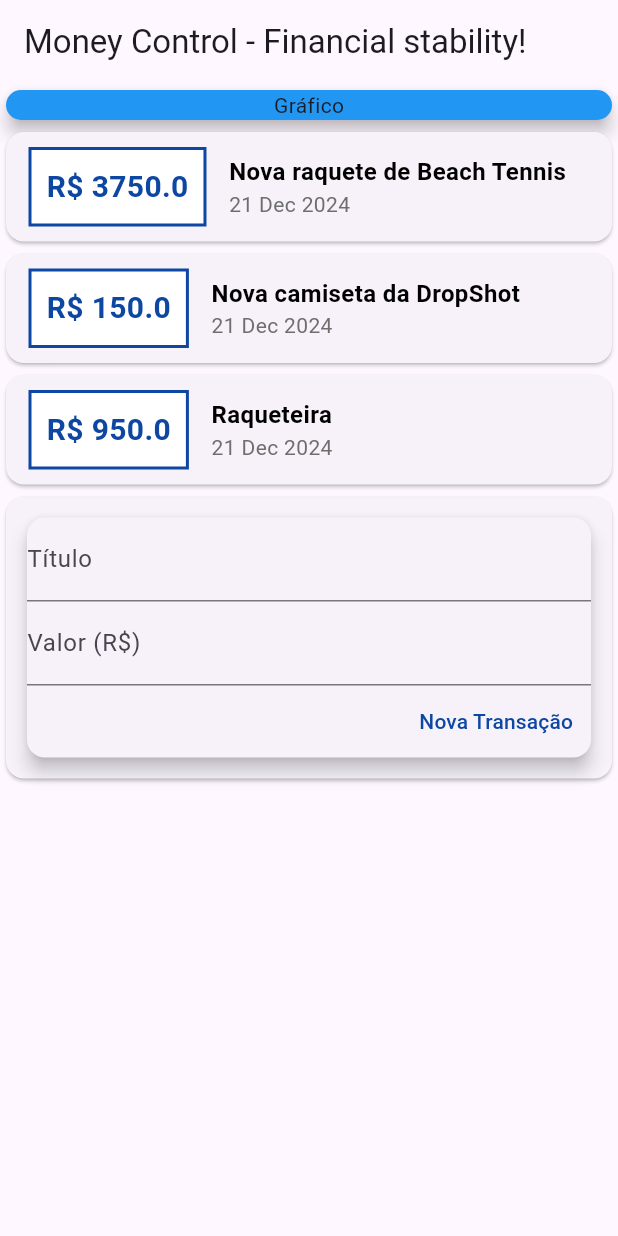
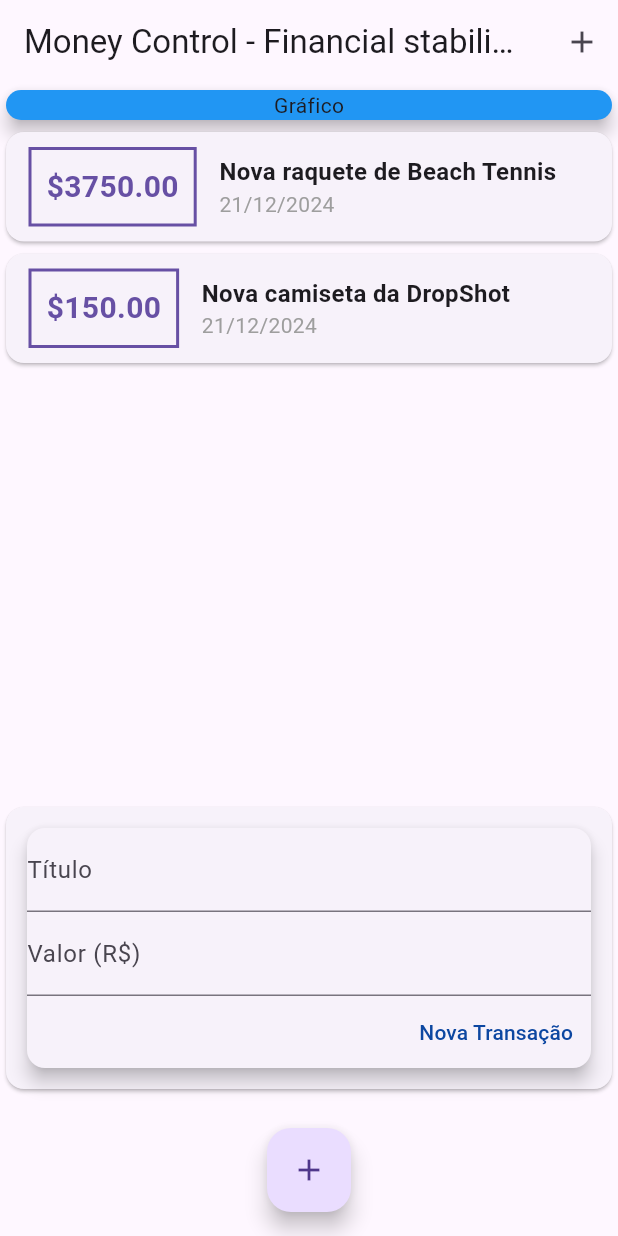
Before and after one commit to ottaviolucrii/moneyControl, a Flutter app: the screen it shows after launch, after a tap on "Nova Transação", on a phone screen of 412 x 824 dp. Run offline on Flutter 3.47's test engine with Material 3 defaults, Android fonts, the phone set to English and light mode, and no system bars.

Commit message:
Adicionando botoes, e arrumando teclados...

```diff
--- a/lib/components/transaction_form.dart
+++ b/lib/components/transaction_form.dart
@@ -1,10 +1,21 @@
 import 'package:flutter/material.dart';
 
-
 class TransactionForm extends StatelessWidget {
-
   final titleController = TextEditingController();
   final valueController = TextEditingController();
+
+  final void Function(String, double) onSubmit;
+
+  TransactionForm(this.onSubmit, {Key? key}) : super(key: key);
+
+  _submitForm() {
+    final title = titleController.text;
+    final value = double.tryParse(valueController.text) ?? 0.0;
+    if (title.isEmpty || value <= 0) {
+      return;
+    }
+    onSubmit(title, value);
+  }
 
   @override
   Widget build(BuildContext context) {
@@ -17,6 +28,7 @@ class TransactionForm extends StatelessWidget {
             children: <Widget>[
               TextField(
                 controller: titleController,
+                onSubmitted: (_) => _submitForm(),
                 cursorColor: Colors.blue[900],
                 decoration: InputDecoration(
                   labelText: 'Título',
@@ -24,6 +36,8 @@ class TransactionForm extends StatelessWidget {
               ),
               TextField(
                 controller: valueController,
+                keyboardType: TextInputType.numberWithOptions(decimal: true),
+                onSubmitted: (_) => _submitForm(),
                 decoration: InputDecoration(
                   labelText: 'Valor (R\$)',
                 ),
@@ -35,7 +49,7 @@ class TransactionForm extends StatelessWidget {
                     style: TextButton.styleFrom(
                       foregroundColor: Colors.blue[900],
                     ),
-                    onPressed: () {},
+                    onPressed: _submitForm,
                     child: Text('Nova Transação'),
                   ),
                 ],
--- a/lib/components/transaction_user.dart
+++ b/lib/components/transaction_user.dart
@@ -1,3 +1,5 @@
+import 'dart:math';
+
 import 'package:flutter/material.dart';
 import './trasactions_list.dart';
 import './transaction_form.dart';
@@ -25,21 +27,27 @@ class _TransactionUserState extends State<TransactionUser> {
       value: 150.00,
       date: DateTime.now(),
     ),
-    Transaction(
-      id: 't3',
-      title: 'Raqueteira',
-      value: 950.00,
+  ];
+
+  _addTransaction(String title, double value) {
+    final newTransaction = Transaction(
+      id: Random().nextDouble().toString(),
+      title: title,
+      value: value,
       date: DateTime.now(),
-    ),
-  ];
+    );
+
+    setState(() {
+      _transactions.add(newTransaction);
+    });
+  }
 
   @override
   Widget build(BuildContext context) {
     return Column(
-      crossAxisAlignment: CrossAxisAlignment.stretch,
       children: <Widget>[
         TransactionList(_transactions),
-        TransactionForm(),
+        TransactionForm(_addTransaction),
       ],
     );
   }
--- a/lib/components/trasactions_list.dart
+++ b/lib/components/trasactions_list.dart
@@ -3,14 +3,15 @@ import 'package:money_control/transaction.dart';
 import 'package:intl/intl.dart';
 
 class TransactionList extends StatelessWidget {
-
-  final List <Transaction> transactions;
+  final List<Transaction> transactions;
 
   const TransactionList(this.transactions, {super.key});
 
   @override
   Widget build(BuildContext context) {
-    return Column(
+    return Container(
+      height: 450,
+      child: ListView(
         children: transactions.map((tr) {
           return Card(
             child: Row(
@@ -21,37 +22,35 @@ class TransactionList extends StatelessWidget {
                     vertical: 10,
                   ),
                   decoration: BoxDecoration(
-                        color: Colors.white,
                     border: Border.all(
-                          color: Colors.blue[900] ?? Colors.blue,
+                      color: Theme.of(context).primaryColor,
                       width: 2,
                     ),
                   ),
                   padding: EdgeInsets.all(10),
                   child: Text(
-                        'R\$ ${tr.value.toString()}',
+                    '\$${tr.value.toStringAsFixed(2)}',
                     style: TextStyle(
                       fontWeight: FontWeight.bold,
                       fontSize: 20,
-                          color: Colors.blue[900],
+                      color: Theme.of(context).primaryColor,
                     ),
                   ),
                 ),
                 Column(
                   crossAxisAlignment: CrossAxisAlignment.start,
-                      children: <Widget>[
+                  children: [
                     Text(
                       tr.title,
-                          style: TextStyle(
+                      style: const TextStyle(
                         fontSize: 16,
                         fontWeight: FontWeight.bold,
-                            color: Colors.black,
                       ),
                     ),
                     Text(
-                          DateFormat('d MMM y').format(tr.date),
+                      DateFormat('dd/MM/yyyy').format(tr.date),
                       style: TextStyle(
-                            color: const Color.fromARGB(255, 110, 110, 110),
+                        color: Colors.grey,
                       ),
                     ),
                   ],
@@ -60,6 +59,7 @@ class TransactionList extends StatelessWidget {
             ),
           );
         }).toList(),
+      ),
     );
   }
 }
--- a/lib/main.dart
+++ b/lib/main.dart
@@ -24,8 +24,15 @@ class HomePage extends StatelessWidget {
     return Scaffold(
       appBar: AppBar(
         title: Text('Money Control - Financial stability!'),
+        actions: <Widget> [
+          IconButton(
+            onPressed: () {},
+             icon: Icon(Icons.add),
              ),
-      body: Column(
+        ],
+      ),
+      body: SingleChildScrollView(
+        child: Column(
           crossAxisAlignment: CrossAxisAlignment.stretch,
           children: <Widget>[
             Container(
@@ -41,6 +48,12 @@ class HomePage extends StatelessWidget {
             TransactionUser(),
           ],
         ),
+      ),
+      floatingActionButton: FloatingActionButton(
+        onPressed: () {},
+        child: Icon(Icons.add),
+      ),
+      floatingActionButtonLocation: FloatingActionButtonLocation.centerFloat,
     );
   }
 }
```
Lines whose indentation alone changed are shown as unchanged.
